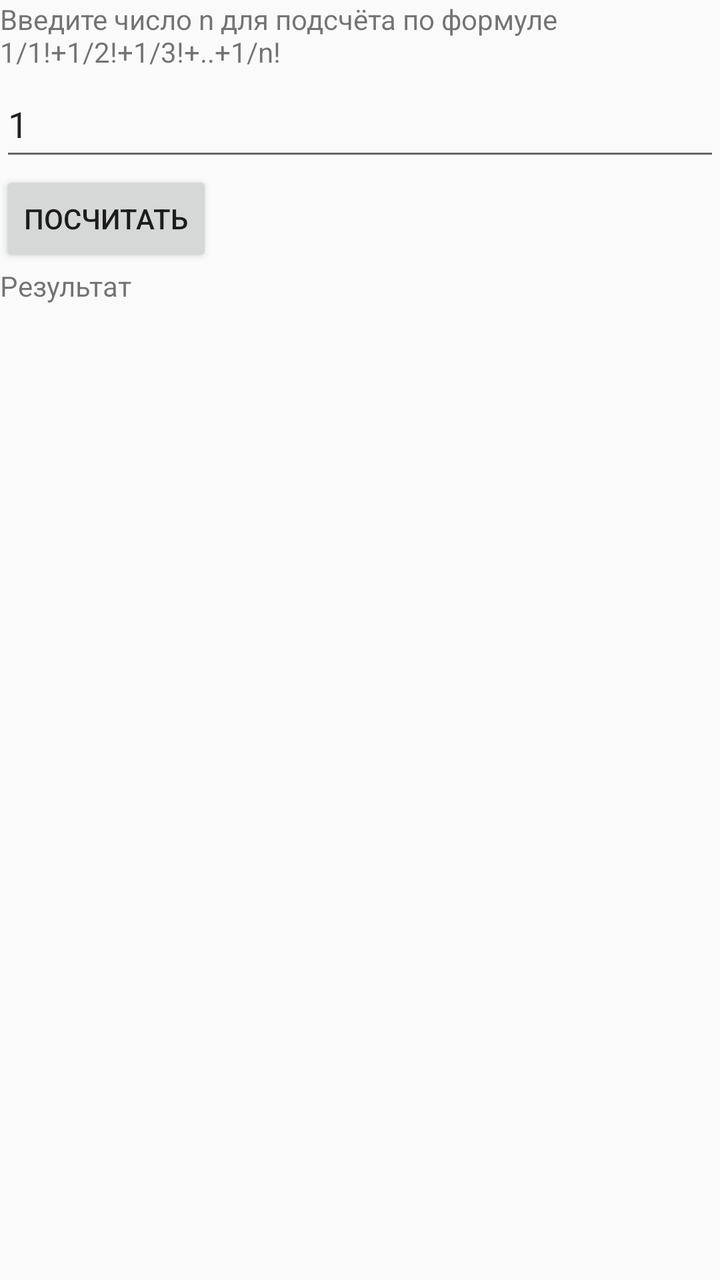
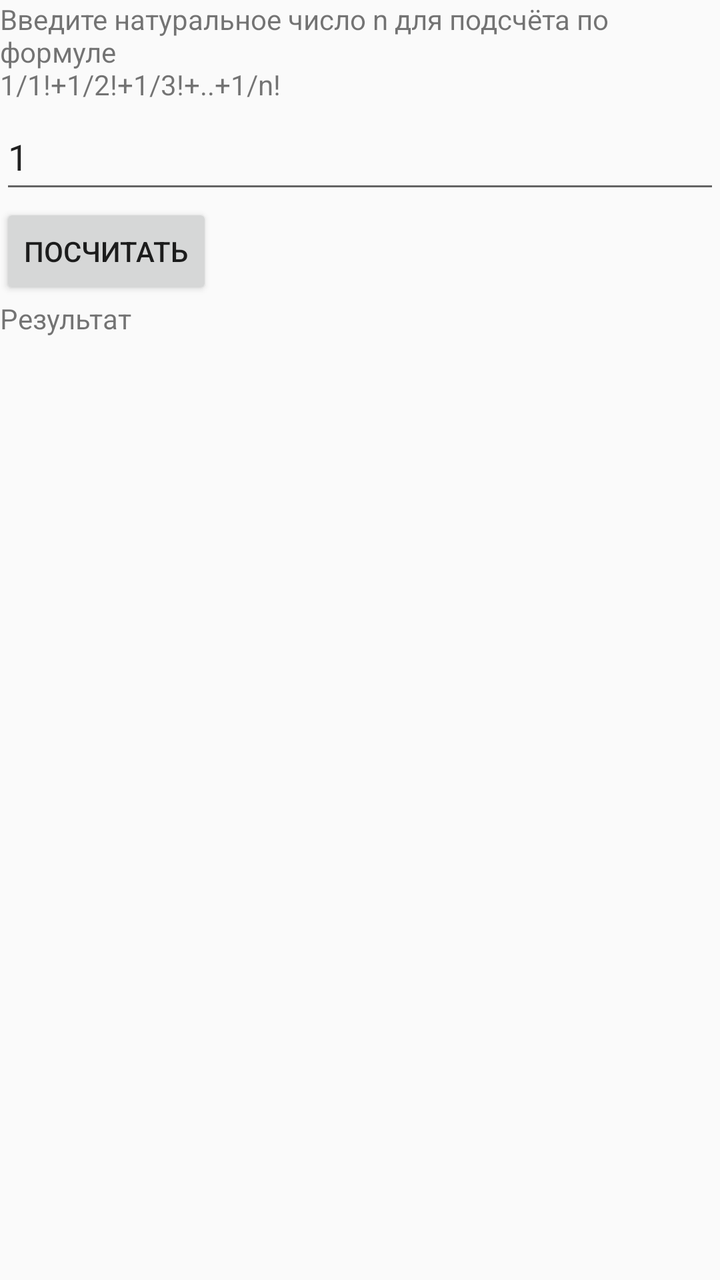

Before-and-after screenshots of an Android layout around one commit, followed by the original layout XML and the change that was made.
<!-- AndroidManifest.xml: activity theme Theme.Cycles -->
<!-- res/layout/activity_main.xml -->
<?xml version="1.0" encoding="utf-8"?>
<LinearLayout xmlns:android="http://schemas.android.com/apk/res/android"
    android:orientation="vertical"
    android:layout_width="match_parent"
    android:layout_height="match_parent">

    <TextView
        android:id="@+id/inputN"
        android:layout_width="wrap_content"
        android:layout_height="wrap_content"
        android:text="Введите число n для подсчёта по формуле \n1/1!+1/2!+1/3!+..+1/n!"/>

    <EditText
        android:id="@+id/valueN"
        android:layout_width="match_parent"
        android:layout_height="50dp"
        android:text="1"/>

    <Button
        android:id="@+id/calc"
        android:layout_width="wrap_content"
        android:layout_height="wrap_content"
        android:text="Посчитать"/>

    <TextView
        android:id="@+id/result"
        android:layout_width="wrap_content"
        android:layout_height="wrap_content"
        android:text="Результат"/>

</LinearLayout>
<!-- resources referenced by this layout -->
<resources>
  <style name="Theme.Cycles" parent="android:Theme.Material.Light.NoActionBar" />
</resources>

<!-- the commit's change to res/layout/activity_main.xml (unified diff, before → after) -->
@@ -8,7 +8,7 @@
         android:id="@+id/inputN"
         android:layout_width="wrap_content"
         android:layout_height="wrap_content"
-        android:text="Введите число n для подсчёта по формуле \n1/1!+1/2!+1/3!+..+1/n!"/>
+        android:text="Введите натуральное число n для подсчёта по формуле \n1/1!+1/2!+1/3!+..+1/n!"/>
 
     <EditText
         android:id="@+id/valueN"
